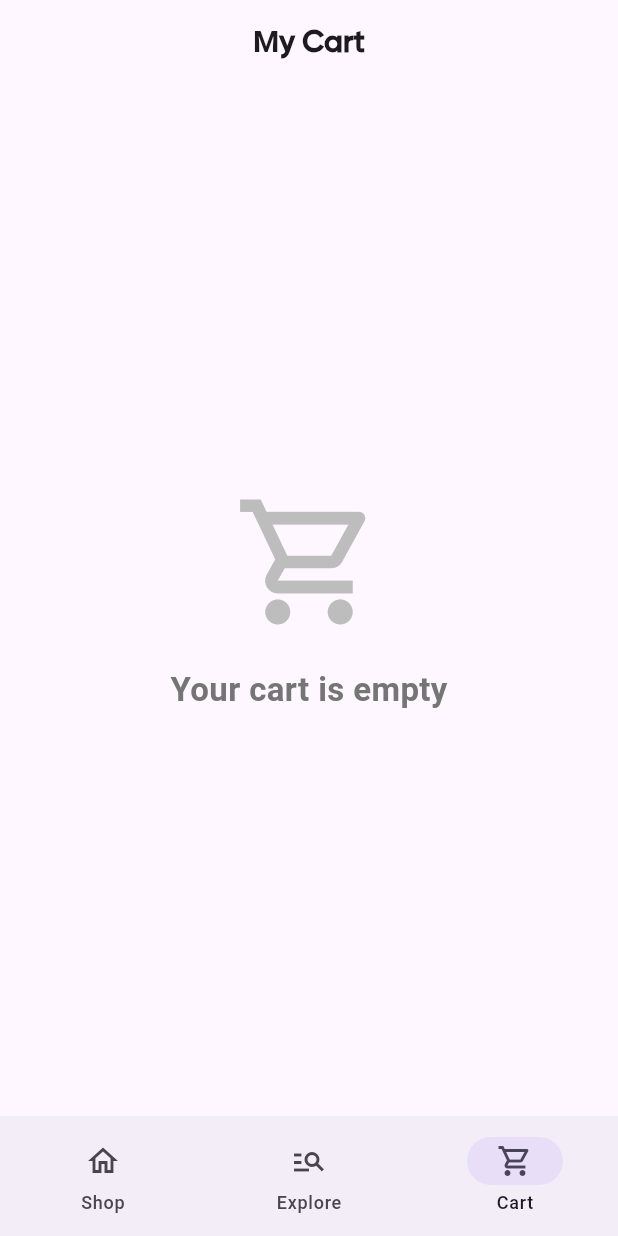
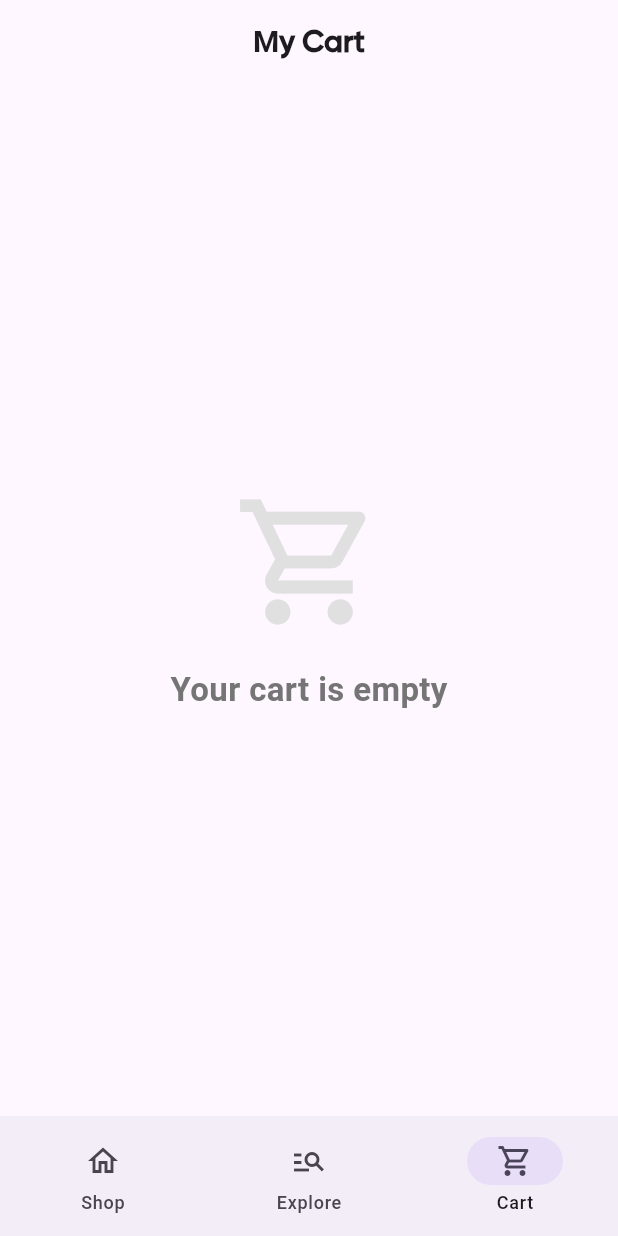
Before and after one commit to cybersleuth0/GroceryMart, a Flutter app: the screen it shows after launch, item 3 of the bottom bar chosen, on a phone screen of 412 x 824 dp. Run offline on Flutter 3.47's test engine with Material 3 defaults, Android fonts, the phone set to English and light mode, and no system bars; our stand-ins replace flutter_bloc, shared_preferences.

Commit message:
Refactor: Implement BLoC for cart management
- Added `CartBloc` for state management of the shopping cart.
- Added `CartEvent` and `CartState` to define events and states for the cart.
- Integrated `CartBloc` into `main.dart` using `MultiBlocProvider`.
- Updated `HomePageNavigation`, `AllItems`, and `CartScreen` to use `CartBloc` for adding, loading, and displaying cart items.
- Cart data is now persisted using `shared_preferences`.
- Improved UI/UX in `CartScreen` for empty cart and item quantity updates.
- Refined styling in `HomePageNavigation` and `AllItems` for better visual consistency.
- Added custom fonts `Offside`, `Gilory_SemiBold`, and `Gilory_Medium` in `pubspec.yaml`.

```diff
--- a/lib/ui_pages/BottomNavigation/cart_screen.dart
+++ b/lib/ui_pages/BottomNavigation/cart_screen.dart
@@ -45,7 +45,7 @@ class _CartScreenState extends State<CartScreen> {
                     mainAxisAlignment: MainAxisAlignment.center,
                     children: [
                       Icon(Icons.shopping_cart_outlined, size: 100,
-                          color: Colors.grey[400]),
+                          color: Colors.grey[300]),
                       SizedBox(height: 20),
                       Text("Your cart is empty", style: TextStyle(fontSize: 22,
                           fontWeight: FontWeight.bold,
```
